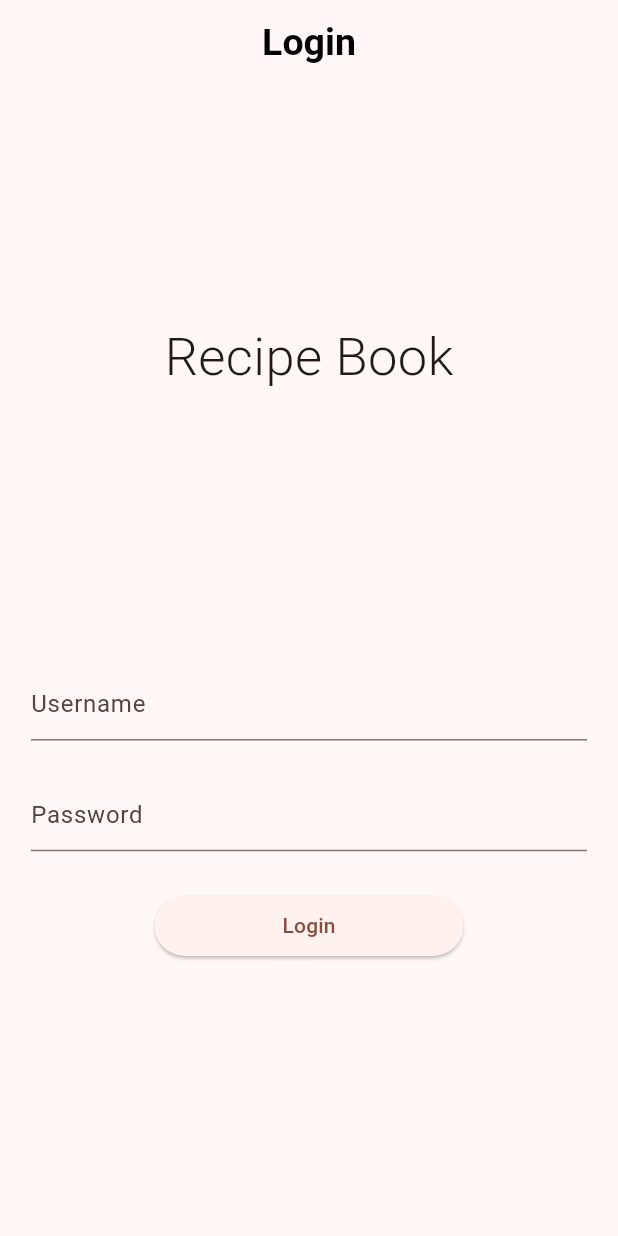
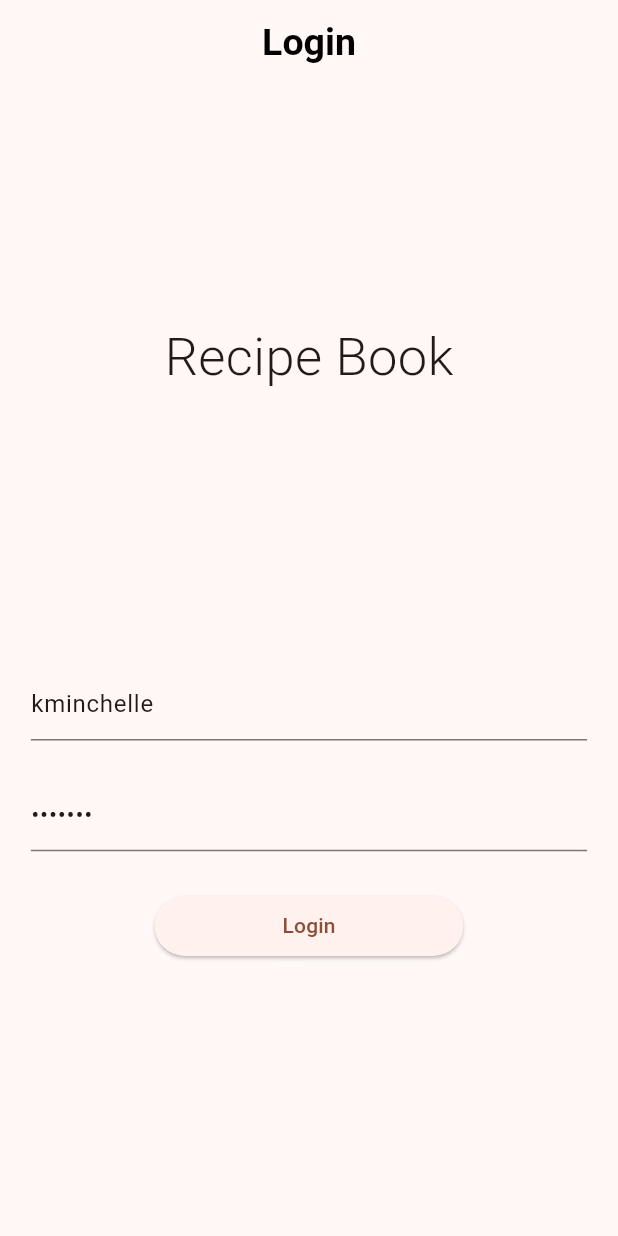
Before and after one commit to jamydevelop/Flutter-Android-Recipes-App, a Flutter app: the screen it shows after launch, on a phone screen of 412 x 824 dp. Run offline on Flutter 3.47's test engine with Material 3 defaults, Android fonts, the phone set to English and light mode, and no system bars.

Commit message:
initialValue added for Login test

```diff
--- a/recipes_app/lib/pages/login_page.dart
+++ b/recipes_app/lib/pages/login_page.dart
@@ -59,6 +59,7 @@ class _LoginPageState extends State<LoginPage> {
           crossAxisAlignment: CrossAxisAlignment.center,
           children: <Widget>[
             TextFormField(
+              initialValue: 'kminchelle',
               onSaved: (value) {
                 setState(() {
                   username = value;
@@ -72,6 +73,7 @@ class _LoginPageState extends State<LoginPage> {
               decoration: const InputDecoration(hintText: 'Username'),
             ),
             TextFormField(
+              initialValue: '0lelplR',
               onSaved: (value) {
                 setState(() {
                   password = value;
--- a/recipes_app/pubspec.yaml
+++ b/recipes_app/pubspec.yaml
@@ -35,6 +35,7 @@ dependencies:
   # The following adds the Cupertino Icons font to your application.
   # Use with the CupertinoIcons class for iOS style icons.
   cupertino_icons: ^1.0.6
+  dio: ^5.4.3+1
 
 dev_dependencies:
   flutter_test:
```
Also changed, not shown: recipes_app/lib/service/auth_service.dart (added, +12 -0 lines), recipes_app/pubspec.lock.
